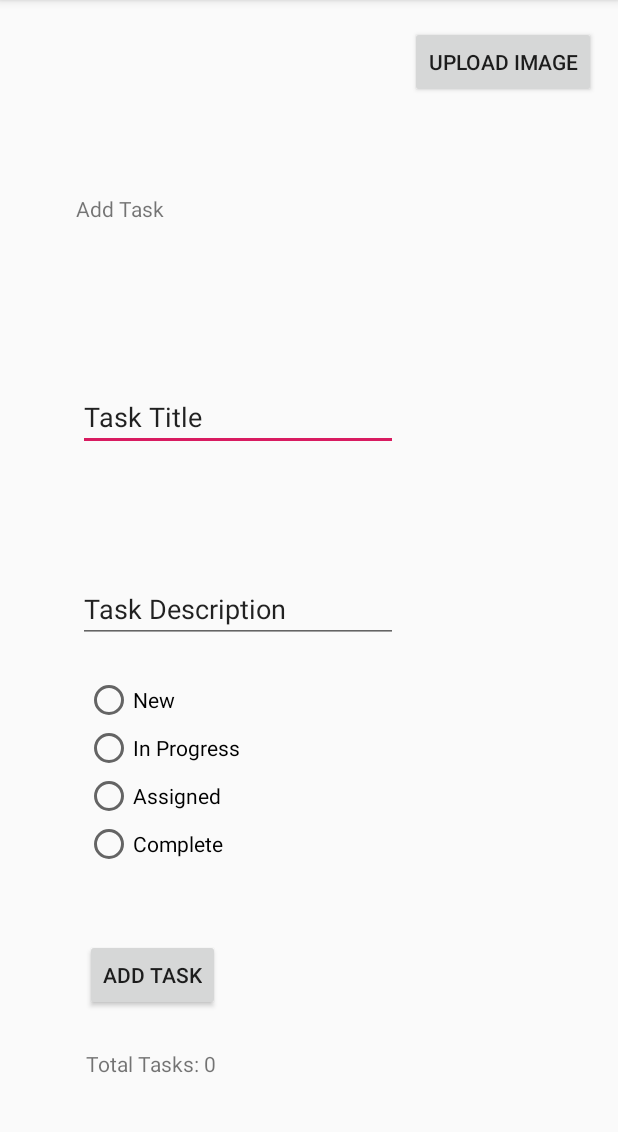
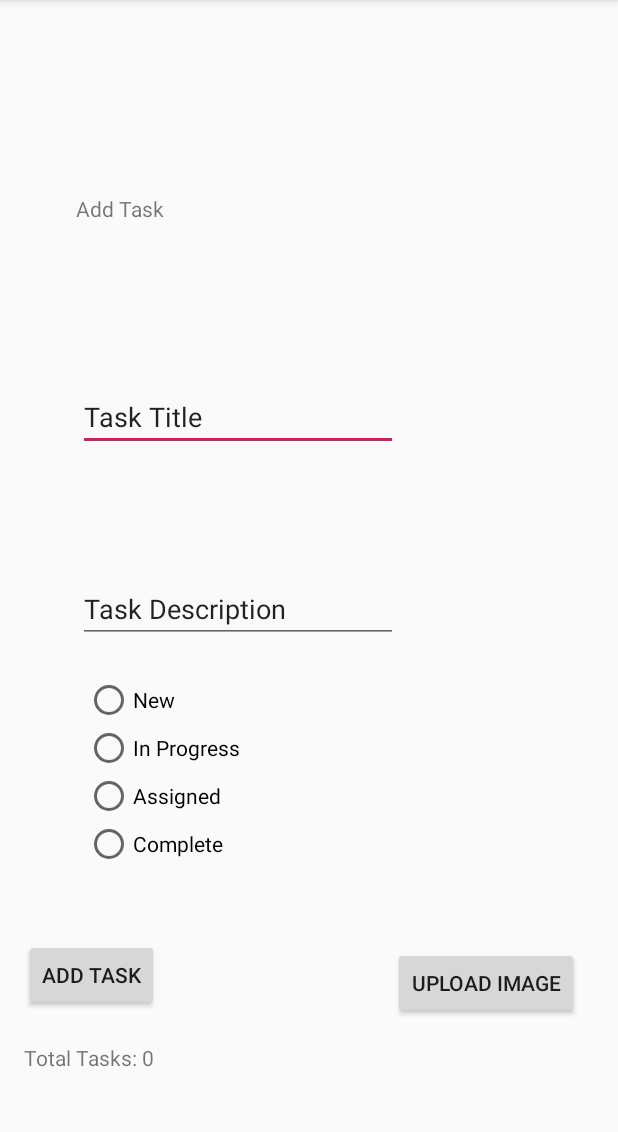
Before and after one commit to jjblues86/taskmaster, an Android app: the AddTask screen opened directly, with no data from a screen before it, on a phone screen of 412 x 824 dp, the part 84-1216 px from its top. Run offline under Robolectric (Android 15) with nearby library versions, the phone set to English and light mode, and no system bars; our stand-ins replace Room's generated code; libraries missing offline, so code that uses them is left out: com.amazonaws.amplify, com.amazonaws.mobile, com.amazonaws.mobileconnectors, com.amazonaws.services, com.apollographql.apollo; pictures from the network do not load; 1 statement that could not run was skipped.

```diff
--- a/app/src/main/res/layout/activity_add_task.xml
+++ b/app/src/main/res/layout/activity_add_task.xml
@@ -61,12 +61,9 @@
         android:layout_width="wrap_content"
         android:layout_height="wrap_content"
         android:layout_marginStart="16dp"
-        android:layout_marginEnd="16dp"
         android:layout_marginBottom="16dp"
         android:text="ADD TASK"
         app:layout_constraintBottom_toBottomOf="parent"
-        app:layout_constraintEnd_toEndOf="parent"
-        app:layout_constraintHorizontal_bias="0.141"
         app:layout_constraintStart_toStartOf="parent"
         app:layout_constraintTop_toBottomOf="@+id/radioGroup"
         app:layout_constraintVertical_bias="0.346" />
@@ -82,9 +79,10 @@
         android:text="Total Tasks: 0"
         app:layout_constraintBottom_toBottomOf="parent"
         app:layout_constraintEnd_toEndOf="parent"
-        app:layout_constraintHorizontal_bias="0.14"
+        app:layout_constraintHorizontal_bias="0.0"
         app:layout_constraintStart_toStartOf="parent"
-        app:layout_constraintTop_toBottomOf="@+id/button3" />
+        app:layout_constraintTop_toBottomOf="@+id/button3"
+        app:layout_constraintVertical_bias="0.285" />
 
     <RadioGroup
         android:id="@+id/radioGroup"
@@ -125,13 +123,26 @@
         android:id="@+id/uploadButton"
         android:layout_width="wrap_content"
         android:layout_height="wrap_content"
-        android:layout_marginBottom="64dp"
+        android:layout_marginStart="156dp"
+        android:layout_marginTop="37dp"
+        android:layout_marginBottom="80dp"
         android:text="Upload Image"
-        app:layout_constraintBottom_toTopOf="@+id/textView"
+        app:layout_constraintBottom_toBottomOf="parent"
+        app:layout_constraintStart_toEndOf="@+id/button3"
+        app:layout_constraintTop_toBottomOf="@+id/radioGroup" />
+
+    <ImageView
+        android:id="@+id/imageView"
+        android:layout_width="wrap_content"
+        android:layout_height="wrap_content"
+        android:layout_marginStart="56dp"
+        android:layout_marginTop="63dp"
+        android:layout_marginBottom="93dp"
+        app:layout_constraintBottom_toTopOf="@+id/editText"
         app:layout_constraintEnd_toEndOf="parent"
-        app:layout_constraintHorizontal_bias="0.95"
-        app:layout_constraintStart_toStartOf="parent"
-        app:layout_constraintTop_toTopOf="parent"
-        app:layout_constraintVertical_bias="1.0" />
+        app:layout_constraintStart_toEndOf="@+id/textView"
+        app:layout_constraintTop_toBottomOf="@+id/uploadButton"
+        app:layout_constraintVertical_bias="1.0"
+        app:srcCompat="?attr/actionModePasteDrawable" />
 
 </androidx.constraintlayout.widget.ConstraintLayout>
```
Also changed, not shown: app/src/main/java/com/example/taskmaster/AddTask.java (+100 -0 lines), app/src/main/java/com/example/taskmaster/AllTakss.java (+93 -4 lines), app/src/main/java/com/example/taskmaster/MainActivity.java (+11 -70 lines), app/src/main/res/layout/activity_main.xml (+10 -14 lines).
